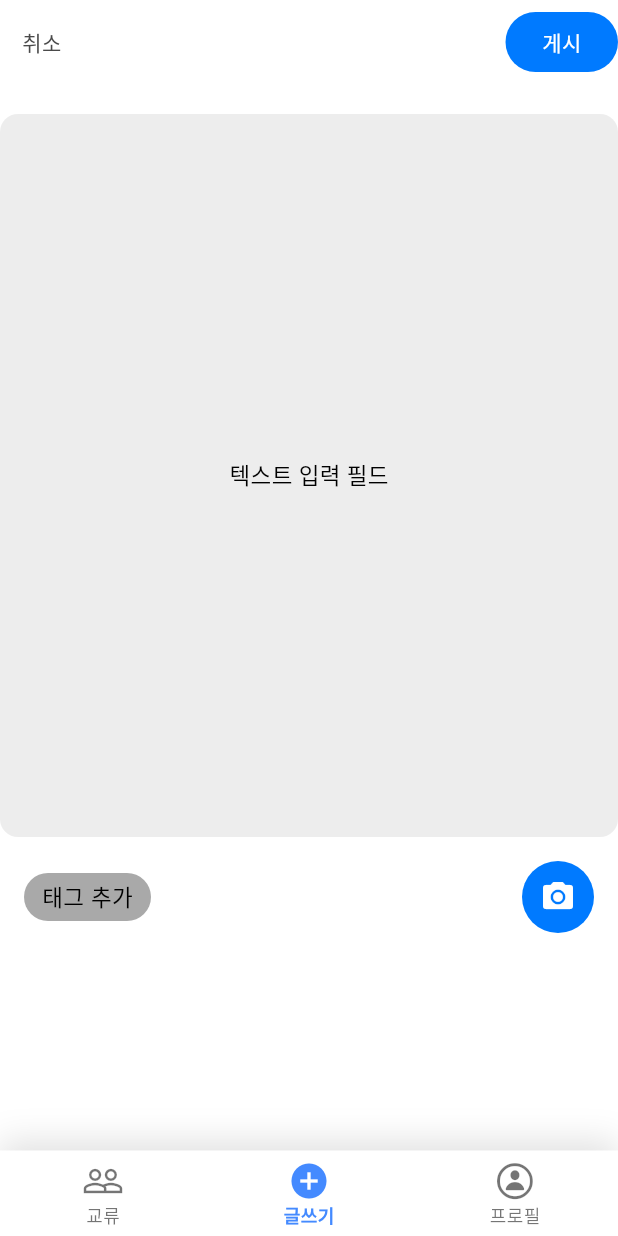
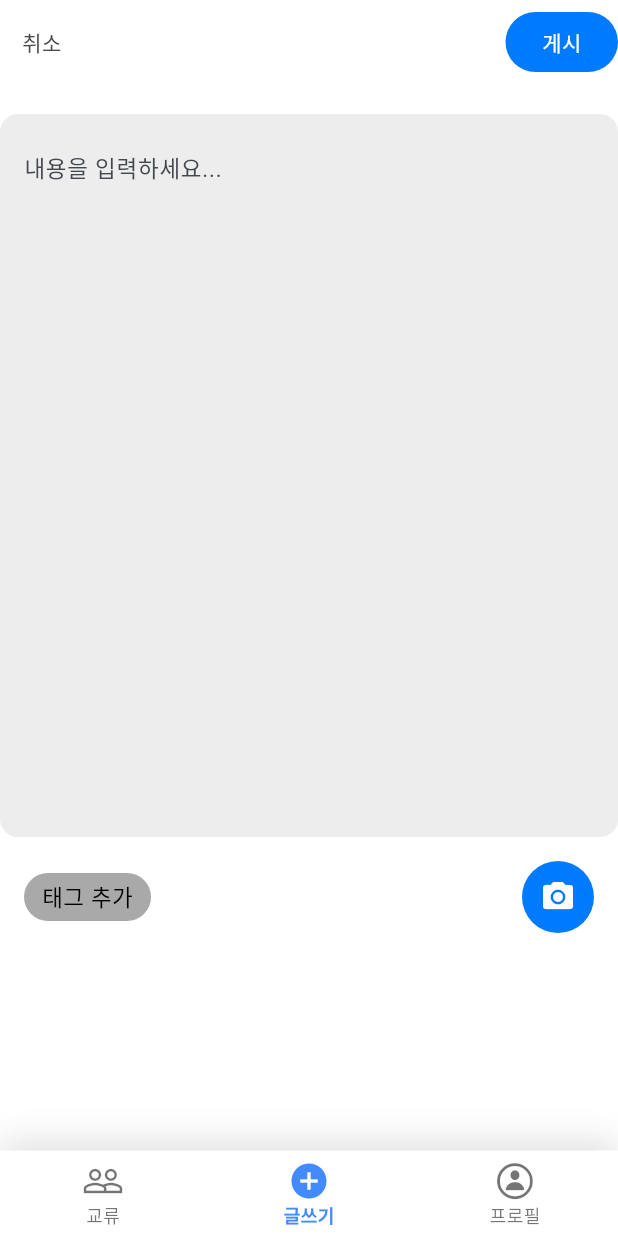
Before and after one commit to zero-to-one-flutter/flutter-share-lingo, a Flutter app: the screen it shows after launch, item 2 of the bottom bar chosen, on a phone screen of 412 x 824 dp. Run offline on Flutter 3.47's test engine with Material 3 defaults, Android fonts, the phone set to English and light mode, and no system bars; our stand-ins replace cached_network_image, dio, firebase_core, flutter_dotenv, flutter_riverpod, shimmer; accounts and stored records are empty; network calls fail; Roboto replaces fonts that are missing (Inter).

Commit message:
fix:텍스트필드로 변경

```diff
--- a/lib/presentation/pages/home/tabs/write/widgets/post_input_field.dart
+++ b/lib/presentation/pages/home/tabs/write/widgets/post_input_field.dart
@@ -8,19 +8,24 @@ class PostInputField extends StatelessWidget {
     return Container(
       width: double.infinity,
       height: 482,
+      padding: const EdgeInsets.all(16),
       decoration: const BoxDecoration(
         color: Color(0xFFEDEDED),
         borderRadius: BorderRadius.all(Radius.circular(12)),
       ),
-      child: const Center(
-        child: Text(
-          '텍스트 입력 필드',
-          style: TextStyle(
-            color: Colors.black,
-            fontSize: 15,
-            fontWeight: FontWeight.w400,
-          ),
+      child: const TextField(
+        maxLines: null, // 여러 줄 입력 가능
+        expands: true, // 남은 영역 모두 차지
+        style: TextStyle(
+          fontSize: 15,
+          color: Colors.black,
+          fontWeight: FontWeight.w400,
         ),
+        decoration: InputDecoration(
+          hintText: '내용을 입력하세요...',
+          border: InputBorder.none,
+        ),
+        keyboardType: TextInputType.multiline,
       ),
     );
   }
```
